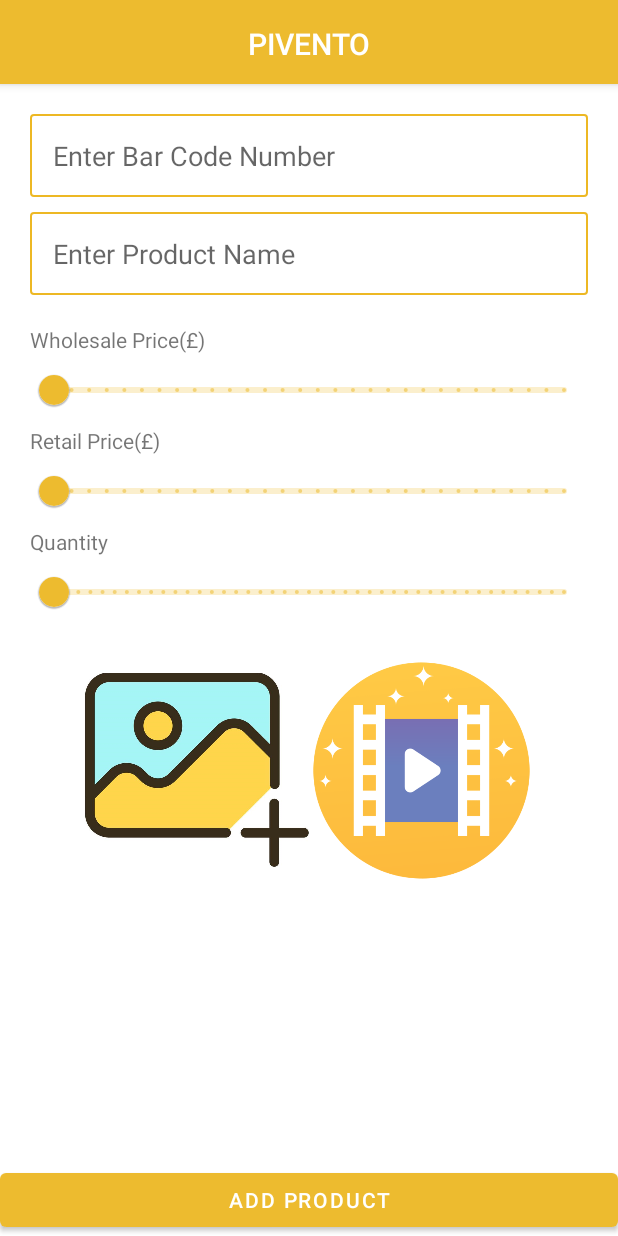
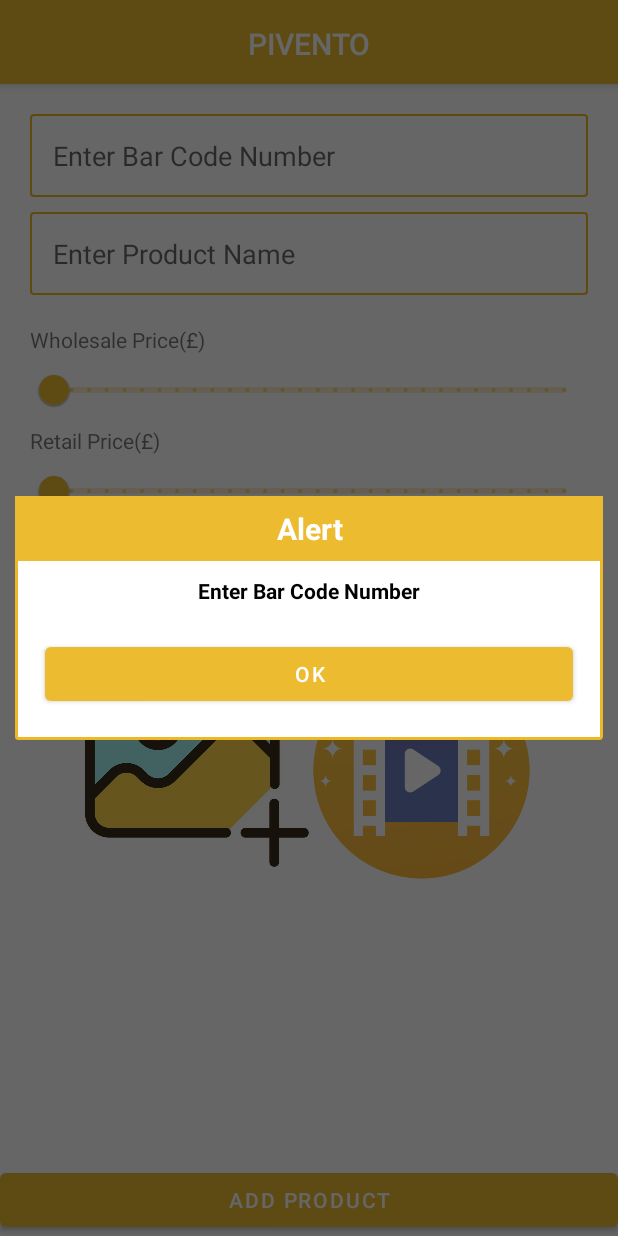
Before and after one commit to priyanka89996/InventoryApp, an Android app: the AddProductActivity screen opened directly, with no data from a screen before it, after a tap on "ADD PRODUCT", on a phone screen of 412 x 824 dp. Run offline under Robolectric (Android 15) with nearby library versions, the phone set to English and light mode, and no system bars; our stand-ins replace Firebase (no records; nobody signed in at launch, a user with empty details on screens opened directly).

Commit message:
dialog box implement.

```diff
--- a/app/src/main/java/com/swaraj/myapplication/AddProductActivity.java
+++ b/app/src/main/java/com/swaraj/myapplication/AddProductActivity.java
@@ -72,13 +72,14 @@
     String barCode = "";
     HashMap<String, String> map;
     String uploadedVideoUrl = "";
-
+    DialogBoxPopup dialog;
     @Override
     protected void onCreate(Bundle savedInstanceState) {
         super.onCreate(savedInstanceState);
         setContentView(R.layout.activity_add_product);
         getSupportActionBar().setDisplayOptions(ActionBar.DISPLAY_SHOW_CUSTOM);
         getSupportActionBar().setCustomView(R.layout.titlebar);
+        dialog = new DialogBoxPopup();
         etBarCode = findViewById(R.id.etBarCode);
         etProductName = findViewById(R.id.etProductName);
         npWPrice = findViewById(R.id.npWholesalePrice);
@@ -123,11 +124,14 @@
             @Override
             public void onClick(View v) {
                 if (etBarCode.getText().toString().toString().equalsIgnoreCase("")) {
-                    Toast.makeText(AddProductActivity.this, "Enter Bar Code Number", Toast.LENGTH_SHORT).show();
+                    dialog.showToast("Enter Bar Code Number", AddProductActivity.this);
+                    //Toast.makeText(AddProductActivity.this, "Enter Bar Code Number", Toast.LENGTH_SHORT).show();
                 } else if (etBarCode.getText().toString().trim().length() < 12) {
-                    Toast.makeText(AddProductActivity.this, "Enter Correct Bar Code Number", Toast.LENGTH_SHORT).show();
+                    dialog.showToast("Enter Correct Bar Code Number", AddProductActivity.this);
+                    //Toast.makeText(AddProductActivity.this, "Enter Correct Bar Code Number", Toast.LENGTH_SHORT).show();
                 } else if (etProductName.getText().toString().trim().equalsIgnoreCase("")) {
-                    Toast.makeText(AddProductActivity.this, "Enter Product Name", Toast.LENGTH_SHORT).show();
+                    dialog.showToast("Enter Product Name", AddProductActivity.this);
+                    //Toast.makeText(AddProductActivity.this, "Enter Product Name", Toast.LENGTH_SHORT).show();
                 } else {
                     barCode = etBarCode.getText().toString().trim();
                     UploadImageFileToFirebaseStorage();
@@ -252,8 +256,8 @@
                         }
                     });
         } else {
-
-            Toast.makeText(AddProductActivity.this, "Please Select Image or Add Image Name", Toast.LENGTH_LONG).show();
+            dialog.showToast("Please Select Image or Add Image Name",AddProductActivity.this);
+            //Toast.makeText(AddProductActivity.this, "Please Select Image or Add Image Name", Toast.LENGTH_LONG).show();
 
         }
     }
--- /dev/null
+++ b/app/src/main/java/com/swaraj/myapplication/DialogBoxPopup.java
@@ -0,0 +1,41 @@
+package com.swaraj.myapplication;
+
+import android.app.Dialog;
+import android.content.Context;
+import android.graphics.Color;
+import android.graphics.drawable.ColorDrawable;
+import android.view.View;
+import android.view.Window;
+import android.view.WindowManager;
+import android.widget.Button;
+import android.widget.TextView;
+
+public class DialogBoxPopup {
+    public void showToast(String title, Context context) {
+        final Dialog dialog = new Dialog(context);
+        dialog.requestWindowFeature(Window.FEATURE_NO_TITLE);
+        dialog.getWindow().setBackgroundDrawable(new ColorDrawable(Color.TRANSPARENT));
+        dialog.setContentView(R.layout.dialog_box);
+
+        WindowManager.LayoutParams lp = new WindowManager.LayoutParams();
+        lp.copyFrom(dialog.getWindow().getAttributes());
+        lp.width = WindowManager.LayoutParams.MATCH_PARENT;
+        lp.height = WindowManager.LayoutParams.WRAP_CONTENT;
+        dialog.getWindow().setAttributes(lp);
+        dialog.setCancelable(false);
+        dialog.setCanceledOnTouchOutside(false);
+
+        // dialog.getWindow().setLayout(LayoutParams.MATCH_PARENT,
+        // LayoutParams.WRAP_CONTENT);
+        TextView tvTitle = (TextView) dialog.findViewById(R.id.tvTitleAlert);
+        tvTitle.setText(title);
+        Button btnOk = (Button) dialog.findViewById(R.id.btnOk);
+        btnOk.setOnClickListener(new View.OnClickListener() {
+            @Override
+            public void onClick(View v) {
+                dialog.dismiss();
+            }
+        });
+        dialog.show();
+    }
+}
--- a/app/src/main/java/com/swaraj/myapplication/MainActivity.java
+++ b/app/src/main/java/com/swaraj/myapplication/MainActivity.java
@@ -39,14 +39,14 @@
     ProgressDialog progressDialog;
     int totalStockValue=0;
     ImageView ivAudio;
-
+    DialogBoxPopup dialog;
     @Override
     protected void onCreate(Bundle savedInstanceState) {
         super.onCreate(savedInstanceState);
         setContentView(R.layout.activity_main);
         getSupportActionBar().setDisplayOptions(ActionBar.DISPLAY_SHOW_CUSTOM);
         getSupportActionBar().setCustomView(R.layout.titlebar);
-
+        dialog = new DialogBoxPopup();
         firebaseDatabase = FirebaseDatabase.getInstance();
         databaseReference = firebaseDatabase.getReference("product");
         progressDialog = new ProgressDialog(MainActivity.this);
--- a/app/src/main/java/com/swaraj/myapplication/RestockActivity.java
+++ b/app/src/main/java/com/swaraj/myapplication/RestockActivity.java
@@ -35,7 +35,7 @@
     ArrayList<ProductData> temProductData;
     ArrayList<Integer> arrQuantity;
     ProgressDialog progressDialog;
-
+    DialogBoxPopup dialog;
     @Override
     protected void onCreate(Bundle savedInstanceState) {
         super.onCreate(savedInstanceState);
@@ -48,6 +48,7 @@
         recyclerView = findViewById(R.id.rvRestockList);
         btnPlaceOrder = findViewById(R.id.btnPlaceOrder);
         tvNoData = findViewById(R.id.tvNoDate);
+        dialog = new DialogBoxPopup();
         recyclerView.setLayoutManager(new LinearLayoutManager(this));
 
         getData();
--- /dev/null
+++ b/app/src/main/res/drawable/dialog_background.xml
@@ -0,0 +1,10 @@
+<?xml version="1.0" encoding="utf-8"?>
+<shape xmlns:android="http://schemas.android.com/apk/res/android"
+    android:shape="rectangle">
+    <solid android:color="@color/white" />
+    <corners android:bottomRightRadius="1dp"
+        android:bottomLeftRadius="1dp"
+        android:topRightRadius="8dp"
+        android:topLeftRadius="8dp"/>
+    <stroke android:color="@color/purple_700" android:width="2dp"/>
+</shape>
--- a/app/src/main/res/layout/dialog_box.xml
+++ b/app/src/main/res/layout/dialog_box.xml
@@ -8,7 +8,7 @@
     <LinearLayout
         android:layout_width="match_parent"
         android:layout_height="wrap_content"
-        android:background="@drawable/textview_round"
+        android:background="@drawable/dialog_background"
         android:orientation="vertical">
         <TextView
             android:layout_width="match_parent"
@@ -28,8 +28,8 @@
             android:textColor="@color/black"
             android:textSize="@dimen/textsize_normal"
             android:textStyle="bold"
-            android:layout_marginTop="@dimen/margin40"
-            android:layout_marginBottom="@dimen/margin20"
+            android:layout_marginTop="@dimen/margin10"
+            android:layout_marginBottom="@dimen/margin2"
             android:layout_marginLeft="@dimen/margin10"
             android:layout_marginRight="@dimen/margin10"
             android:text="@string/alert"/>
--- a/app/src/main/res/layout/titlebar.xml
+++ b/app/src/main/res/layout/titlebar.xml
@@ -7,10 +7,10 @@
 
     <androidx.appcompat.widget.AppCompatTextView
         android:id="@+id/tvTitle"
-        android:layout_weight="1"
         style="@style/TextAppearance.AppCompat.Widget.ActionBar.Title"
         android:layout_width="match_parent"
         android:layout_height="wrap_content"
+        android:layout_weight="1"
         android:gravity="center"
         android:padding="15dp"
         android:text="@string/app_name"
```
Also changed, not shown: app/src/main/java/com/swaraj/myapplication/LoginActivity.java (+6 -2 lines).
